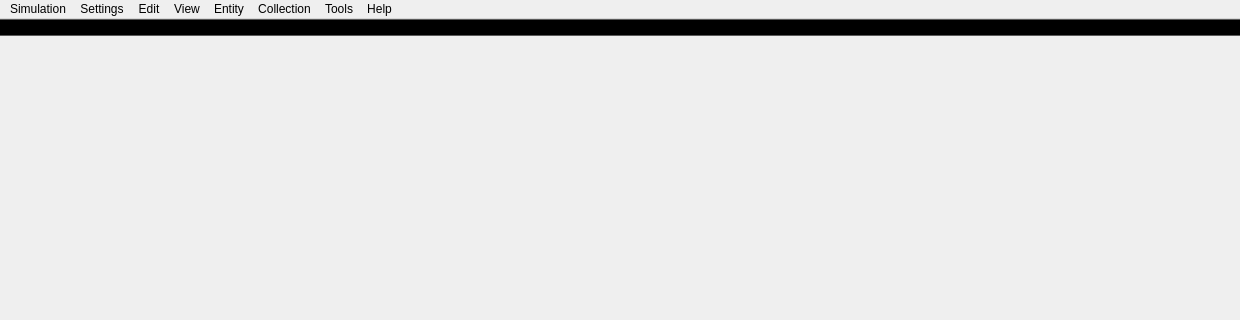
Above: source/Gui/MainView.ui from chrxh/alien before the change; both pictures show x 0 to 1240 and y 0 to 320 of the 1240 by 830 pixel window. Below: the same form after it.
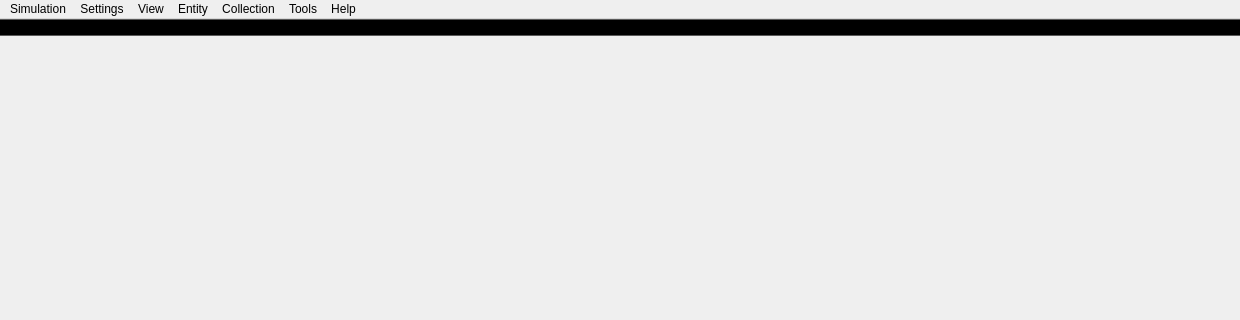
That is the form after the change.

Commit message: + generating branch number using deep first algorithm correctly + randomizing cell functions + edit color optimized + edit menu removed

The edit to the form file:
```diff
--- a/source/Gui/MainView.ui
+++ b/source/Gui/MainView.ui
@@ -182,14 +182,8 @@
      <string>Tools</string>
     </property>
    </widget>
-   <widget class="QMenu" name="menuEdit">
-    <property name="title">
-     <string>Edit</string>
-    </property>
-   </widget>
    <addaction name="menuSimulation"/>
    <addaction name="menuSettings"/>
-   <addaction name="menuEdit"/>
    <addaction name="menuView"/>
    <addaction name="menuEntity"/>
    <addaction name="menuCollection"/>
```
The commit also changes 11 other files.
